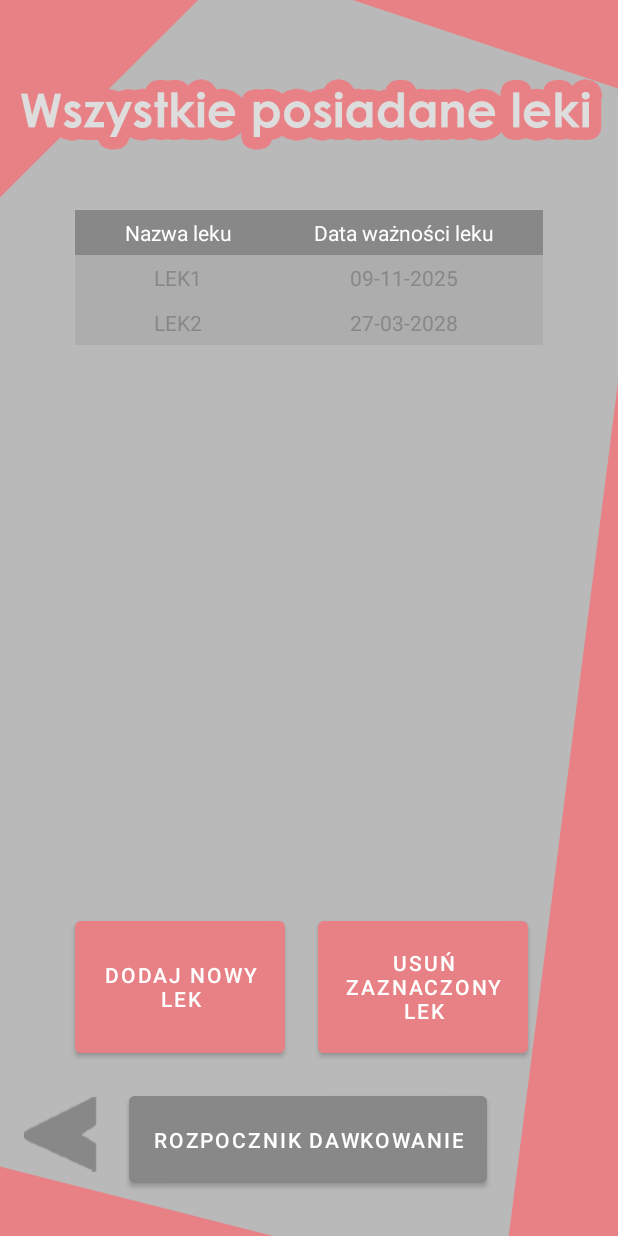
After one commit to gry-mar/AppTeczka, an Android app: the AllDrugs screen opened directly, with no data from a screen before it, on a phone screen of 412 x 824 dp. The commit adds this screen. Run offline under Robolectric (Android 15) with nearby library versions, the phone set to English and light mode, and no system bars.

Commit message:
panel with all drugs

```diff
--- a/android/AppTeczkaAndroid/app/src/main/AndroidManifest.xml
+++ b/android/AppTeczkaAndroid/app/src/main/AndroidManifest.xml
@@ -9,6 +9,12 @@
         android:roundIcon="@mipmap/icon"
         android:supportsRtl="true"
         android:theme="@style/Theme.AppTeczkaAndroid">
+        <activity
+            android:name=".AddDrugToAll"
+            android:exported="false" />
+        <activity
+            android:name=".AllDrugs"
+            android:exported="false" />
         <activity
             android:name=".CompareTwoActivity"
             android:exported="false" />
--- /dev/null
+++ b/android/AppTeczkaAndroid/app/src/main/java/edu/ib/appteczkaandroid/AddDrugToAll.java
@@ -0,0 +1,14 @@
+package edu.ib.appteczkaandroid;
+
+import androidx.appcompat.app.AppCompatActivity;
+
+import android.os.Bundle;
+
+public class AddDrugToAll extends AppCompatActivity {
+
+    @Override
+    protected void onCreate(Bundle savedInstanceState) {
+        super.onCreate(savedInstanceState);
+        setContentView(R.layout.activity_add_drug_to_all);
+    }
+}
--- /dev/null
+++ b/android/AppTeczkaAndroid/app/src/main/java/edu/ib/appteczkaandroid/AllDrugs.java
@@ -0,0 +1,31 @@
+package edu.ib.appteczkaandroid;
+
+import androidx.appcompat.app.AppCompatActivity;
+
+import android.content.Intent;
+import android.os.Bundle;
+import android.view.View;
+import android.widget.Button;
+import android.widget.ListView;
+
+public class AllDrugs extends AppCompatActivity {
+
+    private Button btnAddDrug, btnremoveDrug, btnStartDrug, btnBack;
+    private ListView lvAllDrugs;
+
+    @Override
+    protected void onCreate(Bundle savedInstanceState) {
+        super.onCreate(savedInstanceState);
+        setContentView(R.layout.activity_all_drugs);
+
+        btnAddDrug = findViewById(R.id.btnAddDrug);
+
+    }
+
+    public void btnAddDrug(View view) {
+        Intent intent = new Intent(getApplicationContext(), AddDrugToAll.class);
+        intent.setFlags(Intent.FLAG_ACTIVITY_NEW_TASK | Intent.FLAG_ACTIVITY_CLEAR_TASK);
+        startActivity(intent);
+        finish();
+    }
+}
--- /dev/null
+++ b/android/AppTeczkaAndroid/app/src/main/res/layout/activity_add_drug_to_all.xml
@@ -0,0 +1,9 @@
+<?xml version="1.0" encoding="utf-8"?>
+<androidx.constraintlayout.widget.ConstraintLayout xmlns:android="http://schemas.android.com/apk/res/android"
+    xmlns:app="http://schemas.android.com/apk/res-auto"
+    xmlns:tools="http://schemas.android.com/tools"
+    android:layout_width="match_parent"
+    android:layout_height="match_parent"
+    tools:context=".AddDrugToAll">
+
+</androidx.constraintlayout.widget.ConstraintLayout>
--- /dev/null
+++ b/android/AppTeczkaAndroid/app/src/main/res/layout/activity_all_drugs.xml
@@ -0,0 +1,132 @@
+<?xml version="1.0" encoding="utf-8"?>
+<androidx.constraintlayout.widget.ConstraintLayout xmlns:android="http://schemas.android.com/apk/res/android"
+    xmlns:app="http://schemas.android.com/apk/res-auto"
+    xmlns:tools="http://schemas.android.com/tools"
+    android:layout_width="match_parent"
+    android:layout_height="match_parent"
+    tools:context=".AllDrugs"
+    android:background="@drawable/backgroundimg">
+
+    <ImageView
+        android:id="@+id/imageView2"
+        android:layout_width="wrap_content"
+        android:layout_height="wrap_content"
+        app:layout_constraintBottom_toBottomOf="parent"
+        app:layout_constraintEnd_toEndOf="parent"
+        app:layout_constraintHorizontal_bias="0.0"
+        app:layout_constraintStart_toStartOf="parent"
+        app:layout_constraintTop_toTopOf="parent"
+        app:layout_constraintVertical_bias="0.0"
+        app:srcCompat="@drawable/wszystkieleki" />
+
+    <TableLayout
+        android:id="@+id/tableAllDrugs"
+        android:layout_width="fill_parent"
+        android:layout_height="match_parent"
+        android:stretchColumns="0,1,2"
+        app:layout_constraintHorizontal_bias="0.69"
+        app:layout_constraintStart_toStartOf="parent"
+        app:layout_constraintEnd_toEndOf="parent"
+        android:layout_marginBottom="240dp"
+        android:layout_marginLeft="50dp"
+        android:layout_marginTop="140dp"
+        android:layout_marginRight="50sp"
+        app:layout_constraintBottom_toBottomOf="parent"
+        app:layout_constraintTop_toTopOf="parent">
+
+    <TableRow android:background="@color/grey_1" android:padding="5dp">
+        <TextView
+            android:layout_width="wrap_content"
+            android:layout_height="wrap_content"
+            android:layout_weight="1"
+            android:text="@string/nazwaLeku"
+            android:gravity="center"
+            android:textColor="@color/white"/>
+        <TextView
+            android:layout_width="wrap_content"
+            android:layout_height="wrap_content"
+            android:layout_weight="1"
+            android:text="@string/dataWaznosciLeku"
+            android:gravity="center"
+            android:textColor="@color/white"/>
+    </TableRow>
+        <TableRow android:background="@color/grey_2" android:padding="5dp">
+            <TextView
+                android:layout_width="wrap_content"
+                android:layout_height="wrap_content"
+                android:layout_weight="1"
+                android:text="LEK1"
+                android:gravity="center"/>
+            <TextView
+                android:layout_width="wrap_content"
+                android:layout_height="wrap_content"
+                android:layout_weight="1"
+                android:text="09-11-2025"
+                android:gravity="center"/>
+        </TableRow>
+        <TableRow android:background="@color/grey_2" android:padding="5dp">
+            <TextView
+                android:layout_width="wrap_content"
+                android:layout_height="wrap_content"
+                android:layout_weight="1"
+                android:text="LEK2"
+                android:gravity="center"/>
+            <TextView
+                android:layout_width="wrap_content"
+                android:layout_height="wrap_content"
+                android:layout_weight="1"
+                android:text="27-03-2028"
+                android:gravity="center"/>
+        </TableRow>
+
+    </TableLayout>
+
+    <Button
+        android:id="@+id/btnAddDrug"
+        android:onClick="btnAddDrug"
+        android:layout_width="140dp"
+        android:layout_height="100dp"
+        android:layout_marginTop="24dp"
+        android:text="@string/dodajLek"
+        app:layout_constraintEnd_toStartOf="@+id/btnRemoveDrug"
+        app:layout_constraintHorizontal_bias="0.69"
+        app:layout_constraintStart_toStartOf="parent"
+        app:layout_constraintTop_toBottomOf="@+id/tableAllDrugs" />
+
+    <Button
+        android:id="@+id/btnRemoveDrug"
+        android:layout_width="140dp"
+        android:layout_height="100dp"
+        android:layout_marginTop="24dp"
+        android:layout_marginEnd="60dp"
+        android:text="@string/usunLek"
+        app:layout_constraintEnd_toEndOf="parent"
+        app:layout_constraintTop_toBottomOf="@+id/tableAllDrugs" />
+
+    <Button
+        android:id="@+id/btnStartDrug"
+        android:layout_width="wrap_content"
+        android:layout_height="70dp"
+        android:backgroundTint="@color/grey_1"
+        android:text="@string/rozpDawkowanie"
+        app:layout_constraintBottom_toBottomOf="parent"
+        app:layout_constraintEnd_toEndOf="parent"
+        app:layout_constraintHorizontal_bias="0.497"
+        app:layout_constraintStart_toStartOf="parent"
+        app:layout_constraintTop_toBottomOf="@+id/btnAddDrug"
+        app:layout_constraintVertical_bias="0.36" />
+
+    <ImageButton
+        android:id="@+id/btnBack"
+        android:layout_width="wrap_content"
+        android:layout_height="wrap_content"
+        android:background="@drawable/return_btn"
+        app:layout_constraintBottom_toBottomOf="parent"
+        app:layout_constraintEnd_toEndOf="parent"
+        app:layout_constraintHorizontal_bias="0.044"
+        app:layout_constraintStart_toStartOf="parent"
+        app:layout_constraintTop_toTopOf="parent"
+        app:layout_constraintVertical_bias="0.945"
+        app:srcCompat="@drawable/return_btn" />
+
+</androidx.constraintlayout.widget.ConstraintLayout>
--- a/android/AppTeczkaAndroid/app/src/main/res/values/strings.xml
+++ b/android/AppTeczkaAndroid/app/src/main/res/values/strings.xml
@@ -18,4 +18,9 @@
     <string name="maszJuzKonto">Masz już konto?</string>
     <string name="maszJuzKonto2">Zaloguj się</string>
     <string name="powtorzHaslo">Powtórz hasło</string>
+    <string name="dodajLek">Dodaj nowy lek</string>
+    <string name="usunLek">Usuń zaznaczony lek</string>
+    <string name="rozpDawkowanie">Rozpocznik dawkowanie</string>
+    <string name="nazwaLeku">Nazwa leku</string>
+    <string name="dataWaznosciLeku">Data ważności leku</string>
 </resources>
```
